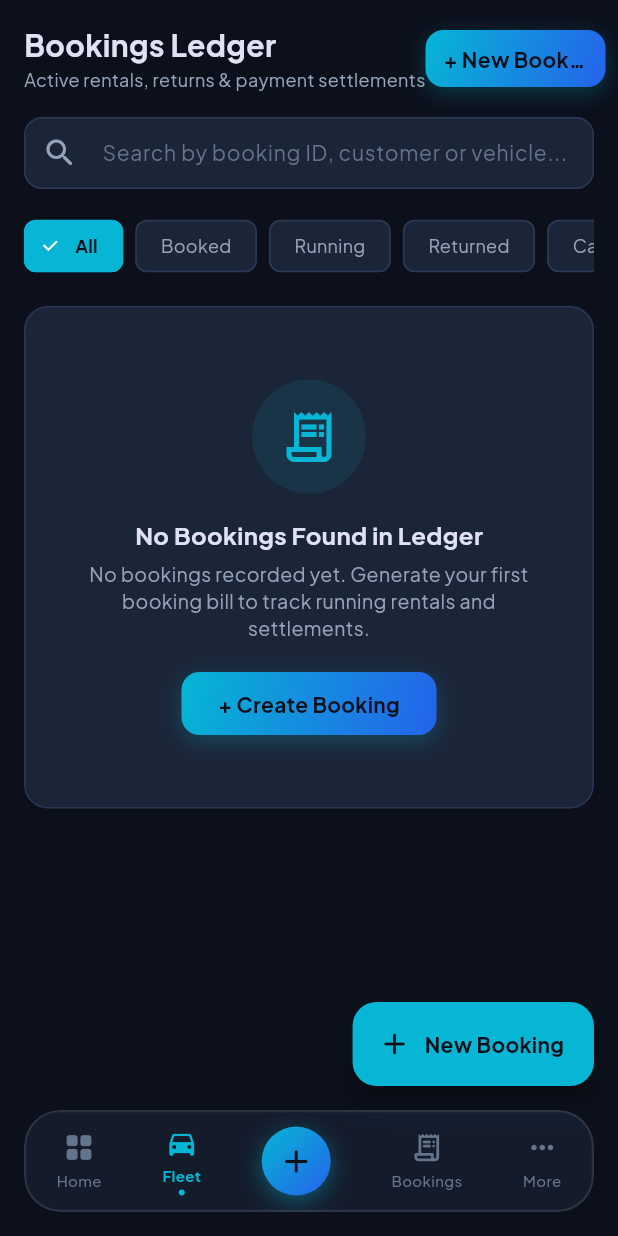
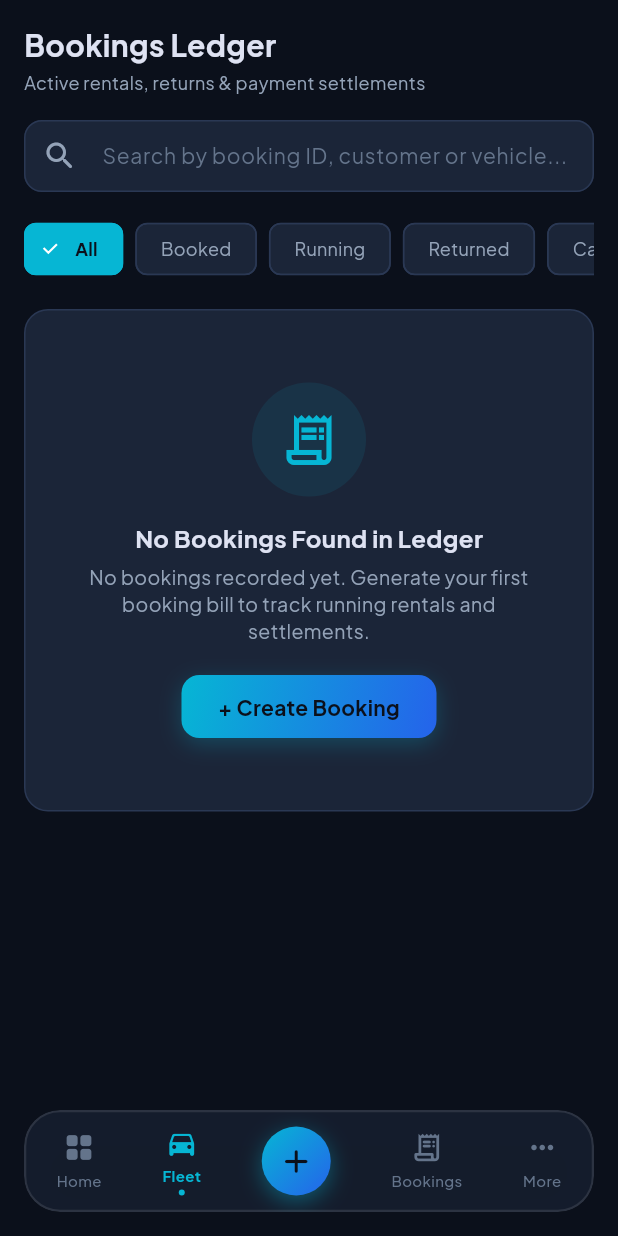
Before and after one commit to sudhirdansana45-creator/gaadi-app, a Flutter app: the BookingsListScreen screen opened by its route, on a phone screen of 412 x 824 dp. Run offline on Flutter 3.47's test engine with Material 3 defaults, Android fonts, the phone set to English and light mode, and no system bars; our stand-ins replace firebase_core, firebase_messaging, flutter_local_notifications, go_router, google_fonts, image_picker and 5 more; accounts and stored records are empty; network calls fail.

Commit message:
fix(ui): remove New Booking button from home header and bookings ledger

```diff
--- a/lib/screens/bookings/bookings_list_screen.dart
+++ b/lib/screens/bookings/bookings_list_screen.dart
@@ -119,9 +119,6 @@ class _BookingsListScreenState extends State<BookingsListScreen> {
                       minHeight: 2,
                     ),
                   ),
-              Row(
-                mainAxisAlignment: MainAxisAlignment.spaceBetween,
-                children: [
               const Column(
                 crossAxisAlignment: CrossAxisAlignment.start,
                 children: [
@@ -129,17 +126,10 @@ class _BookingsListScreenState extends State<BookingsListScreen> {
                     'Bookings Ledger',
                     style: TextStyle(color: AppColors.textPrimary, fontSize: 20, fontWeight: FontWeight.bold),
                   ),
+                  SizedBox(height: 2),
                   Text(
                     'Active rentals, returns & payment settlements',
                     style: TextStyle(color: AppColors.textSecondary, fontSize: 12),
-                      ),
-                    ],
-                  ),
-                  CustomButton(
-                    text: '+ New Booking',
-                    width: 120,
-                    height: 38,
-                    onPressed: _onNewBookingTap,
                   ),
                 ],
               ),
@@ -334,13 +324,6 @@ class _BookingsListScreenState extends State<BookingsListScreen> {
         ),
       ),
     ),
-    floatingActionButton: FloatingActionButton.extended(
-      heroTag: null,
-      backgroundColor: AppColors.primaryCyan,
-      onPressed: _onNewBookingTap,
-      icon: const Icon(Icons.add_rounded, color: AppColors.textDark),
-      label: const Text('New Booking', style: TextStyle(color: AppColors.textDark, fontWeight: FontWeight.bold)),
-    ),
   );
 }
 }
```
Also changed, not shown: lib/screens/dashboard/home_dashboard_screen.dart (+0 -39 lines). Lines whose indentation alone changed are shown as unchanged.
